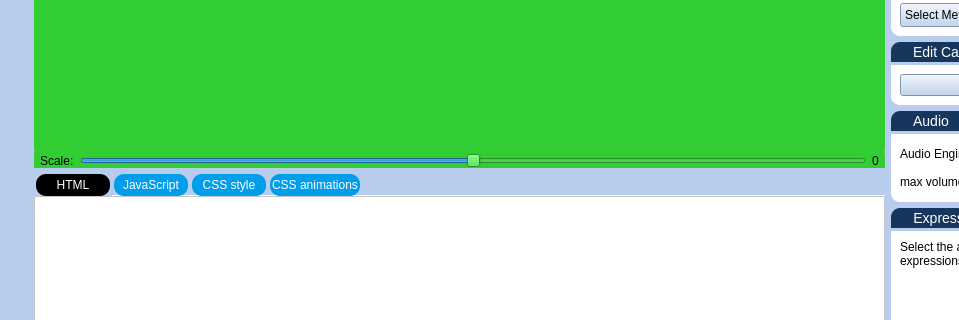
First picture: the form in UI/main.ui, repository Gemmstone/PyNGtuber, before the edit; both pictures show x 151 to 1110 and y 208 to 528 of the 1322 by 751 pixel window.
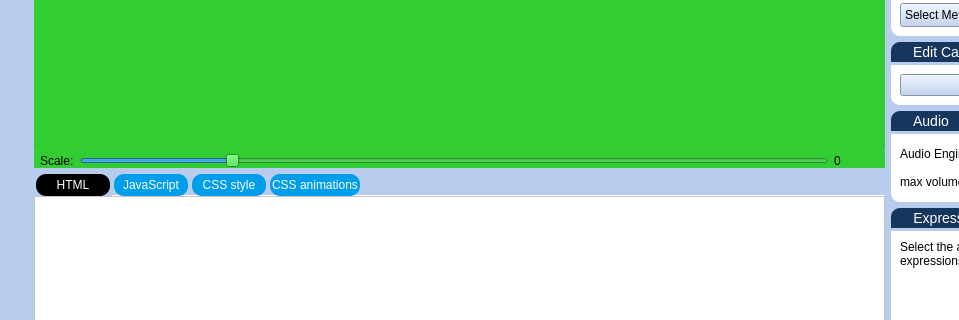
Second picture: the form after the edit. The open tabs and pages were chosen to show the change. Icons and pictures are not drawn.

Commit message: fixed the zoom scale slider

The edit to the form file:
```diff
--- a/UI/main.ui
+++ b/UI/main.ui
@@ -1016,14 +1016,17 @@
                 <item>
                  <widget class="QSlider" name="generalScale">
                   <property name="minimum">
-                   <number>-100</number>
+                   <number>1</number>
                   </property>
                   <property name="maximum">
-                   <number>100</number>
+                   <number>500</number>
                   </property>
                   <property name="pageStep">
                    <number>100</number>
                   </property>
+                  <property name="value">
+                   <number>100</number>
+                  </property>
                   <property name="tracking">
                    <bool>false</bool>
                   </property>
@@ -1045,6 +1048,29 @@
                   </property>
                  </widget>
                 </item>
+                <item>
+                 <widget class="QPushButton" name="resetZoom">
+                  <property name="sizePolicy">
+                   <sizepolicy hsizetype="Fixed" vsizetype="Fixed">
+                    <horstretch>0</horstretch>
+                    <verstretch>0</verstretch>
+                   </sizepolicy>
+                  </property>
+                  <property name="cursor">
+                   <cursorShape>PointingHandCursor</cursorShape>
+                  </property>
+                  <property name="toolTip">
+                   <string>reset</string>
+                  </property>
+                  <property name="text">
+                   <string/>
+                  </property>
+                  <property name="icon">
+                   <iconset>
+                    <normaloff>../Icons/clock-mobile-ui-svgrepo-com.svg</normaloff>../Icons/clock-mobile-ui-svgrepo-com.svg</iconset>
+                  </property>
+                 </widget>
+                </item>
                </layout>
               </widget>
              </item>
```
Left out of the diff: 8 changed lines with no effect on the pictures. The commit also changes 6 other files.
